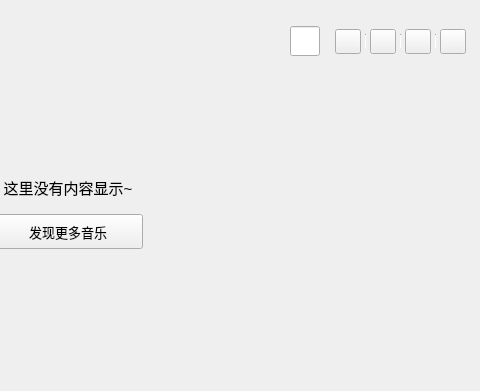
First picture: the form in KuGouClient/MyCollection/SingleSong/SingleSong.ui, repository a-mo-xi-wei/Qt-KuGouAppClient, before the edit; both pictures show x 345 to 825 and y 0 to 391 of the 825 by 391 pixel window.
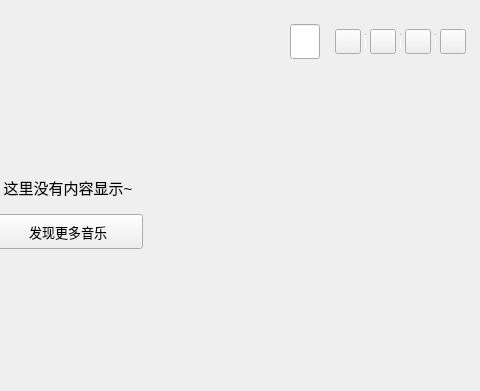
Second picture: the form after the edit. Custom widgets are drawn as their Qt base class.

Commit message: 优化堆栈界面

Diff of the .ui file:
```diff
--- a/KuGouClient/MyCollection/SingleSong/SingleSong.ui
+++ b/KuGouClient/MyCollection/SingleSong/SingleSong.ui
@@ -113,7 +113,7 @@
       <item>
        <widget class="MySearchLineEdit" name="search_lineEdit">
         <property name="sizePolicy">
-         <sizepolicy hsizetype="Fixed" vsizetype="Fixed">
+         <sizepolicy hsizetype="Fixed" vsizetype="Preferred">
           <horstretch>0</horstretch>
           <verstretch>0</verstretch>
          </sizepolicy>
@@ -121,13 +121,13 @@
         <property name="minimumSize">
          <size>
           <width>30</width>
-          <height>30</height>
+          <height>0</height>
          </size>
         </property>
         <property name="maximumSize">
          <size>
           <width>30</width>
-          <height>30</height>
+          <height>16777215</height>
          </size>
         </property>
         <property name="placeholderText">
```
The commit also changes 5 other files.
